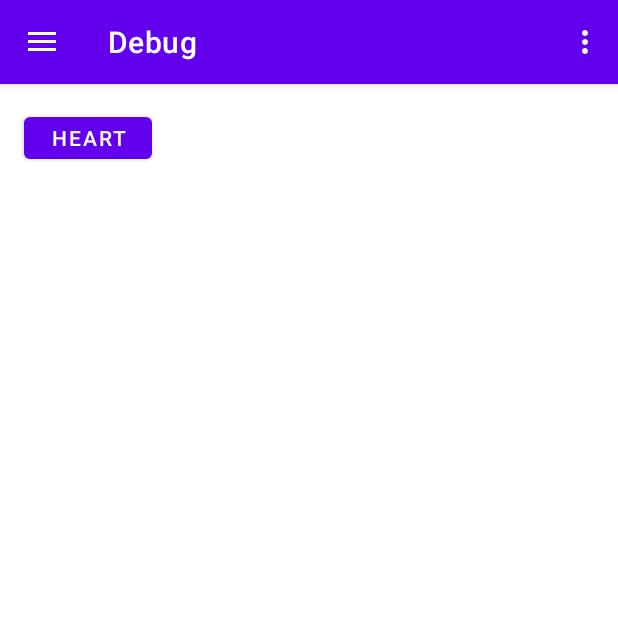
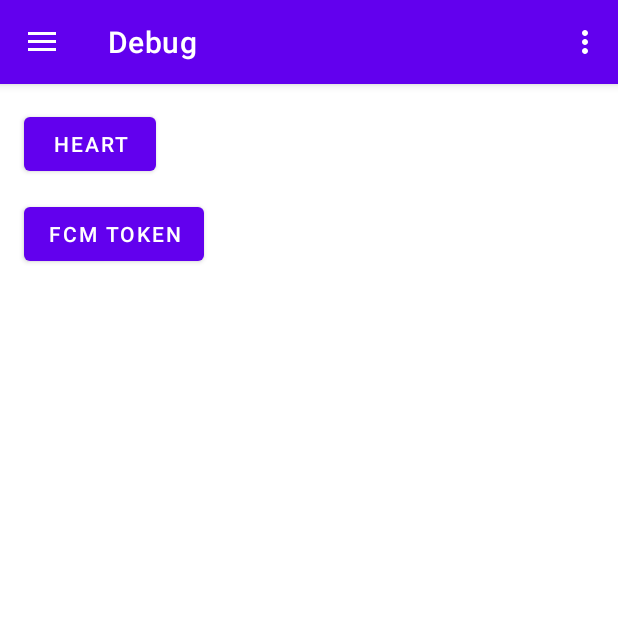
Before and after one commit to mpashka/papa-helper, an Android app: the screen it shows after launch (MainActivity), in the side drawer, after a tap on "Debug", on a phone screen of 412 x 824 dp, the top half of it. Run offline under Robolectric (Android 15) with nearby library versions, the phone set to English and light mode, and no system bars; our stand-ins replace Dagger/Hilt's generated code, Room's generated code, RxJava, Timber, navigation-ui; libraries missing offline, so code that uses them is left out: com.polidea.rxandroidble2; 18 statements that could not run were skipped.

```diff
--- a/android/app/src/main/java/org/mpashka/findme/MyAccelerometerService.java
+++ b/android/app/src/main/java/org/mpashka/findme/MyAccelerometerService.java
@@ -66,10 +66,10 @@ public class MyAccelerometerService extends Service {
         startForeground(getResources().getInteger(R.integer.accelerometer_notification_peer_id),
                 new NotificationCompat.Builder(this, channelId)
                         .setOngoing(true)
-                        .setContentTitle(getString(R.string.location_notification_title))
-                        .setContentText(getString(R.string.location_notification_text))
+                        .setContentTitle(getString(R.string.accelerometer_notification_title))
+                        .setContentText(getString(R.string.accelerometer_notification_text))
                         .setSmallIcon(R.drawable.ic_notification_accelerometer)
-                        .setTicker(getString(R.string.location_notification_ticker))
+                        .setTicker(getString(R.string.accelerometer_notification_ticker))
                         .setPriority(NotificationCompat.PRIORITY_MIN)
                         .build()
         );
--- a/android/app/src/main/java/org/mpashka/findme/MyApplication.java
+++ b/android/app/src/main/java/org/mpashka/findme/MyApplication.java
@@ -1,7 +1,14 @@
 package org.mpashka.findme;
 
 import android.app.Application;
+import android.content.SharedPreferences;
+import android.widget.Toast;
 
+import androidx.annotation.NonNull;
+
+import com.google.android.gms.tasks.OnCompleteListener;
+import com.google.android.gms.tasks.Task;
+import com.google.firebase.messaging.FirebaseMessaging;
 import com.polidea.rxandroidble2.RxBleClient;
 
 import org.mpashka.findme.db.MyDb;
@@ -19,13 +26,16 @@ public class MyApplication extends Application {
     @Inject
     MyDb db;
 
+    @Inject
+    MyPreferences preferences;
+
     @Override
     public void onCreate() {
         super.onCreate();
         Timber.plant(new Timber.DebugTree());
 //        Timber.tag("findme");
         Timber.d("Application start. Debug:%s", BuildConfig.DEBUG);
-
+        generateFirebaseToken();
         MyWorkManager.getInstance().startServices(this);
     }
 
@@ -38,4 +48,23 @@ public class MyApplication extends Application {
         }
         super.onTerminate();
     }
+
+
+    private void generateFirebaseToken() {
+        String fcmTokenProperty = getString(R.string.fcm_token);
+        SharedPreferences preferences = this.preferences.getPreferences();
+        if (!preferences.contains(fcmTokenProperty)) {
+            FirebaseMessaging.getInstance().getToken()
+                    .addOnCompleteListener(task -> {
+                        if (!task.isSuccessful()) {
+                            Timber.w(task.getException(), "Fetching FCM registration token failed ");
+                            return;
+                        }
+                        String token = task.getResult();
+                        preferences.edit()
+                                .putString(fcmTokenProperty, token)
+                                .apply();
+                    });
+        }
+    }
 }
--- a/android/app/src/main/java/org/mpashka/findme/MyPreferences.java
+++ b/android/app/src/main/java/org/mpashka/findme/MyPreferences.java
@@ -17,6 +17,10 @@ public class MyPreferences {
         deviceContext = context.createDeviceProtectedStorageContext();
         preferences = deviceContext.getSharedPreferences(SETTINGS_NAME, Context.MODE_PRIVATE);
 //        Timber.d("Database path %s", deviceContext.getDatabasePath("aaa"));
+    }
+
+    public SharedPreferences getPreferences() {
+        return preferences;
     }
 
     public int getInt(int resourceNameId, int defaultValueId) {
--- a/android/app/src/main/res/layout/fragment_debug.xml
+++ b/android/app/src/main/res/layout/fragment_debug.xml
@@ -7,11 +7,20 @@
 
     <Button
         android:id="@+id/btnDebug_heart"
-        android:layout_width="85dp"
-        android:layout_height="40dp"
+        android:layout_width="wrap_content"
+        android:layout_height="wrap_content"
         android:layout_marginStart="16dp"
         android:layout_marginTop="16dp"
         android:text="Heart"
         app:layout_constraintStart_toStartOf="parent"
         app:layout_constraintTop_toTopOf="parent" />
+
+    <Button
+        android:id="@+id/btnDebug_fcmToken"
+        android:layout_width="wrap_content"
+        android:layout_height="wrap_content"
+        android:layout_marginTop="12dp"
+        android:text="FCM Token"
+        app:layout_constraintStart_toStartOf="@+id/btnDebug_heart"
+        app:layout_constraintTop_toBottomOf="@+id/btnDebug_heart" />
 </androidx.constraintlayout.widget.ConstraintLayout>
--- a/android/app/src/main/res/values/colors.xml
+++ b/android/app/src/main/res/values/colors.xml
@@ -7,4 +7,6 @@
     <color name="teal_700">#FF018786</color>
     <color name="black">#FF000000</color>
     <color name="white">#FFFFFFFF</color>
+
+    <color name="colorAccent">#FFA000</color>
 </resources>
--- a/android/app/src/main/res/values/settings.xml
+++ b/android/app/src/main/res/values/settings.xml
@@ -1,5 +1,7 @@
 <?xml version="1.0" encoding="utf-8"?>
 <resources>
+
+    <string name="fcm_token">fcm_token</string>
 
     <string name="system_section">System</string>
     <string name="restart_check_id">restart_check_id</string>
@@ -9,7 +11,7 @@
     <string name="send_section">Send data</string>
     <string name="send_url_id">send_url_id</string>
     <string name="send_url_title">Server URL</string>
-    <string name="send_url_default">https://jsonplaceholder.typicode.com</string>
+    <string name="send_url_default">https://moukh.my.to</string>
     <string name="send_interval_id">send_interval_id</string>
     <string name="send_interval_title">Send each seconds</string>
     <integer name="send_interval_default">10</integer>
@@ -82,6 +84,9 @@
     <string name="location_notification_title">Location poll</string>
     <string name="location_notification_text">Location text</string>
     <string name="location_notification_ticker">Location ticker</string>
+    <string name="accelerometer_notification_title">Accelerometer poll</string>
+    <string name="accelerometer_notification_text">Accelerometer text</string>
+    <string name="accelerometer_notification_ticker">Accelerometer ticker</string>
     <integer name="accelerometer_notification_peer_id">2346</integer>
     <string name="accelerometer_notification_channel_id">accelerometer_channel_id</string>
     <string name="accelerometer_notification_channel_name">accelerometer_channel</string>
--- a/android/build.gradle
+++ b/android/build.gradle
@@ -19,6 +19,7 @@ buildscript {
     dependencies {
         classpath 'com.android.tools.build:gradle:4.2.1'
         classpath "com.google.dagger:hilt-android-gradle-plugin:$hilt_version"
+        classpath 'com.google.gms:google-services:4.3.8'
 
         // NOTE: Do not place your application dependencies here; they belong
         // in the individual module build.gradle files
```
Also changed, not shown: android/app/build.gradle (+7 -2 lines), android/app/src/main/AndroidManifest.xml (+20 -1 lines), android/app/src/main/java/org/mpashka/findme/MyFirebaseMessagingService.java (added, +181 -0 lines), android/app/src/main/java/org/mpashka/findme/MyWorker.java (added, +25 -0 lines), android/app/src/main/java/org/mpashka/findme/ui/debug/DebugFragment.java (+25 -0 lines), android/app/src/main/java/org/mpashka/findme/ui/permissions/PermissionsFragment.java (+11 -0 lines), android/app/src/main/res/values/strings.xml (+4 -3 lines), server/src/main/java/org/mpashka/findme/server/LocationEntity.java (+8 -6 lines), 2 other files.
